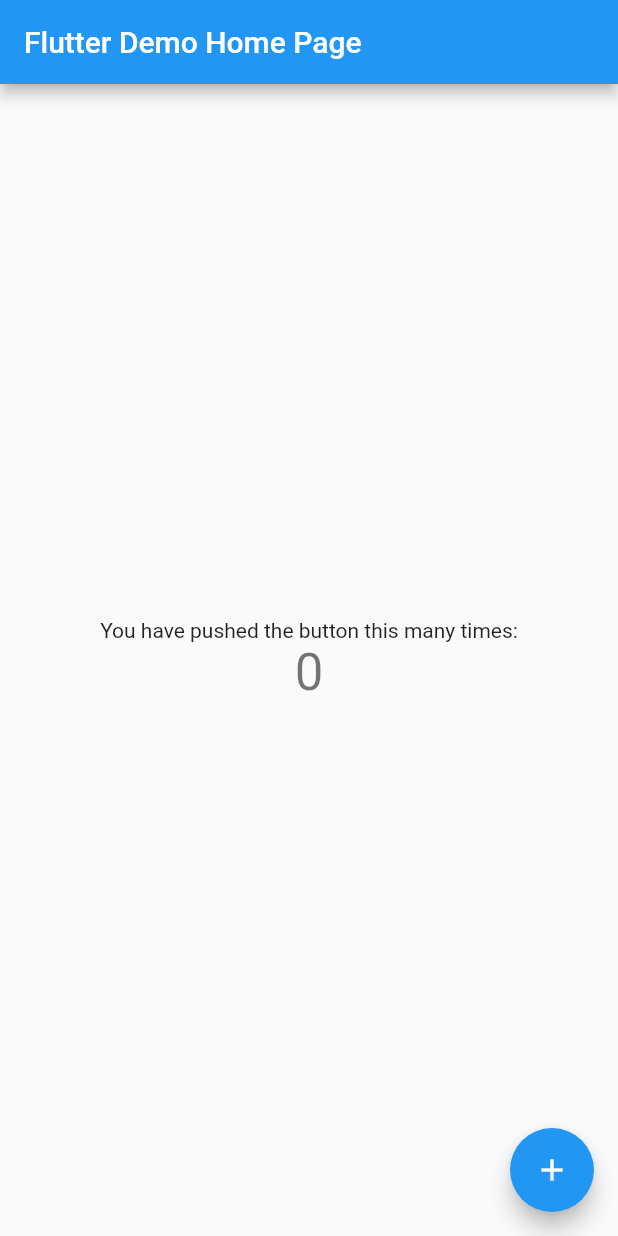
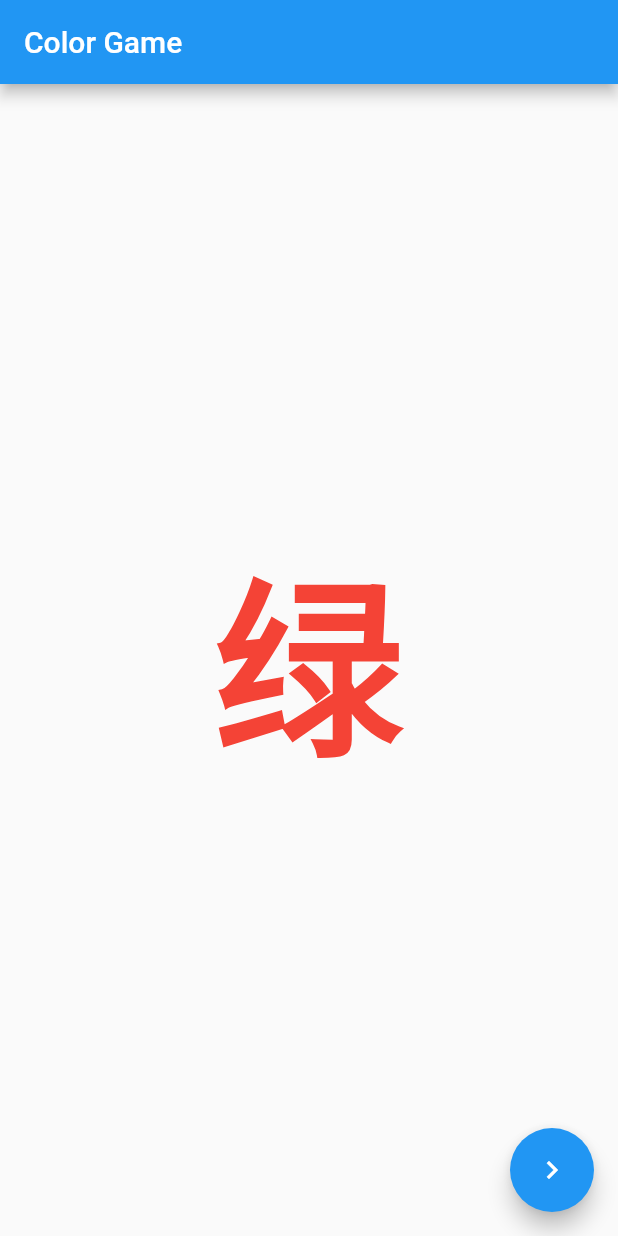
Before and after one commit to EvilMouth/ColorGame, a Flutter app: the screen it shows after launch, on a phone screen of 412 x 824 dp. Run offline on Flutter 3.47's test engine with Material 2 defaults, Android fonts, the phone set to English and light mode, and no system bars.

Commit message:
color game

```diff
--- /dev/null
+++ b/lib/game.dart
@@ -0,0 +1,73 @@
+import 'dart:math';
+
+import 'package:flutter/material.dart';
+
+class ColorGameApp extends StatelessWidget {
+  @override
+  Widget build(BuildContext context) {
+    return MaterialApp(
+      title: 'Color Game',
+      theme: ThemeData(
+        primarySwatch: Colors.blue,
+        visualDensity: VisualDensity.adaptivePlatformDensity,
+      ),
+      home: ColorGamePage(),
+    );
+  }
+}
+
+class ColorGamePage extends StatefulWidget {
+  @override
+  State<StatefulWidget> createState() => _ColorGameState();
+}
+
+class _ColorGameState extends State<ColorGamePage> {
+  final List<Map<String, Color>> colors = [
+    {'黑': Colors.black},
+    {'红': Colors.red},
+    {'黄': Colors.yellow},
+    {'蓝': Colors.blue},
+    {'绿': Colors.green},
+    {'紫': Colors.purple},
+    {'橙': Colors.orange},
+  ];
+  Map<String, Color> _currentColor;
+
+  @override
+  void initState() {
+    super.initState();
+    _refreshColor();
+  }
+
+  _buildColorText() {
+    final randomItem = _currentColor;
+    final randomColor =
+        (colors.where((element) => element != randomItem).toList()..shuffle())
+            .first;
+    return Text(
+      randomItem.keys.first,
+      style: TextStyle(
+          color: randomColor.values.first,
+          fontSize: 127,
+          fontWeight: FontWeight.bold),
+    );
+  }
+
+  _refreshColor() {
+    setState(() {
+      _currentColor = (colors.toList()..shuffle()).first;
+    });
+  }
+
+  @override
+  Widget build(BuildContext context) {
+    return Scaffold(
+      appBar: AppBar(title: Text('Color Game')),
+      body: Center(child: _buildColorText()),
+      floatingActionButton: FloatingActionButton(
+        onPressed: _refreshColor,
+        child: Icon(Icons.navigate_next),
+      ),
+    );
+  }
+}
--- a/lib/main.dart
+++ b/lib/main.dart
@@ -1,7 +1,8 @@
+import 'package:colorgame/game.dart';
 import 'package:flutter/material.dart';
 
 void main() {
-  runApp(MyApp());
+  runApp(ColorGameApp());
 }
 
 class MyApp extends StatelessWidget {
```
